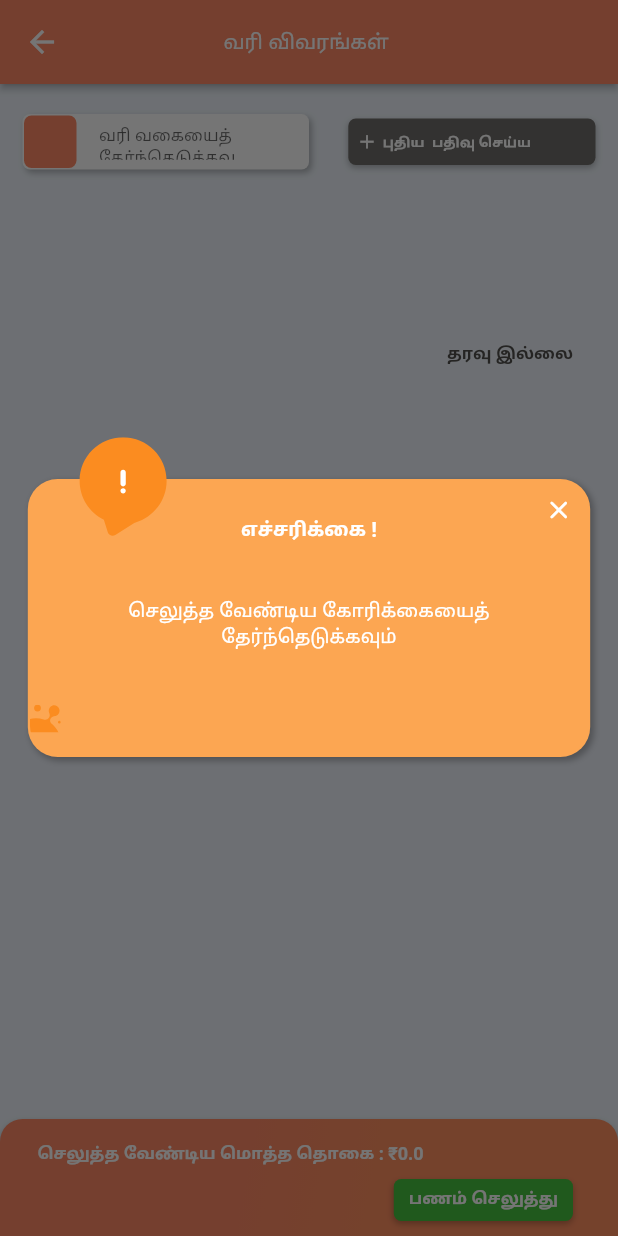
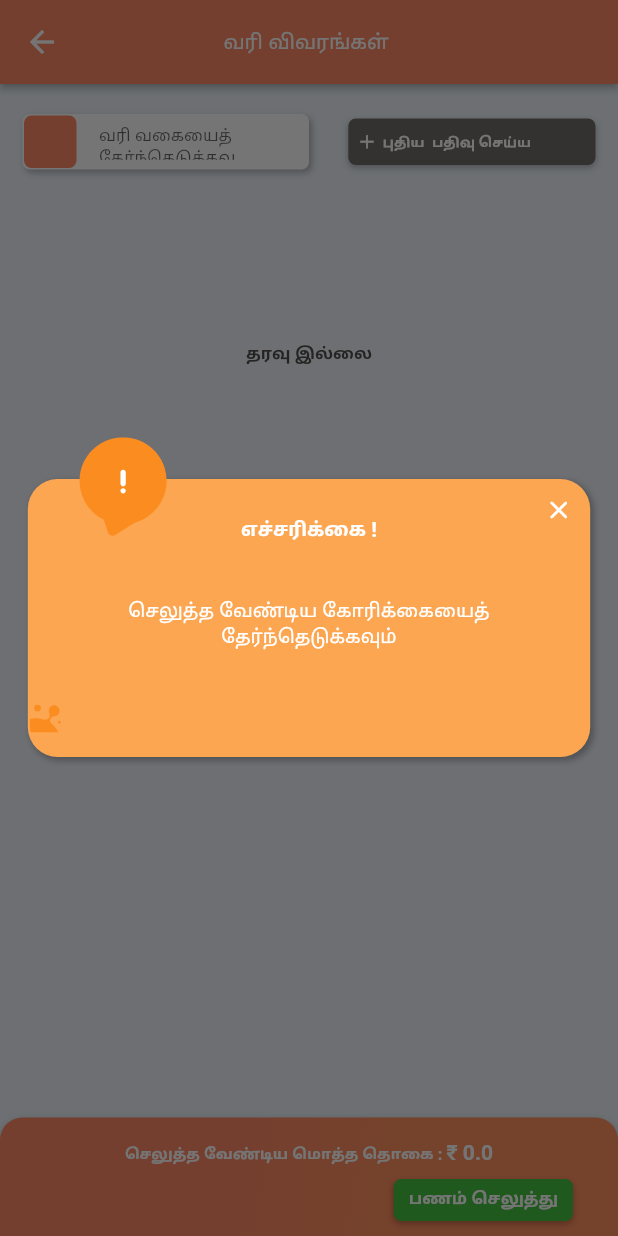
Before and after one commit to TNANDROID/public_vptax, a Flutter app: the TaxCollectionDetailsView screen opened directly with empty values, after a tap on "பணம் செலுத்து", on a phone screen of 412 x 824 dp. Run offline on Flutter 3.47's test engine with Material 2 defaults, Android fonts, the phone set to English and light mode, and no system bars; our stand-ins replace device_info_plus, easy_localization, flutter_form_builder, flutter_staggered_animations, flutter_svg, form_builder_validators and 9 more; missing offline and left inert: dart:ffi, dart_jsonwebtoken, encrypt, responsive_grid_list, syncfusion_flutter_pdfviewer; accounts and stored records are empty; Roboto replaces fonts that are missing (RobotoSlab).

Commit message:
alignment changes

```diff
--- a/lib/Activity/Tax_Collection/taxCollection_details.dart
+++ b/lib/Activity/Tax_Collection/taxCollection_details.dart
@@ -70,6 +70,8 @@ class _TaxCollectionDetailsViewState extends State<TaxCollectionDetailsView> wit
   TextEditingController mobileTextController = TextEditingController();
   TextEditingController emailTextController = TextEditingController();
   final GlobalKey<FormBuilderState> _formKey = GlobalKey<FormBuilderState>();
+  bool _isKeyboardFocused = false;
+
 
   @override
   void initState() {
@@ -196,12 +198,12 @@ class _TaxCollectionDetailsViewState extends State<TaxCollectionDetailsView> wit
                                 ),
                                 Visibility(
                                   visible: mainList.isEmpty,
-                                  child: Container(margin: EdgeInsets.only(top: 100, right: 30), child: UIHelper.titleTextStyle("no_record".tr().toString(), c.grey_9, 12, true, true)),
+                                  child: Center(child: Container(margin: EdgeInsets.only(top: 100), child: UIHelper.titleTextStyle("no_record".tr().toString(), c.grey_9, 12, true, true))),
                                 )
                               ],
                             )),
                       ),
-                      Visibility(visible: islogin != "yes", child: payWidget())
+                      Visibility(visible: islogin != "yes"|| !widget.isHome, child: payWidget())
                     ],
                   ));
             },
@@ -461,7 +463,7 @@ class _TaxCollectionDetailsViewState extends State<TaxCollectionDetailsView> wit
                     height: roundedValueOfHeight * 72,
                     child: ResponsiveGridList(
                         listViewBuilderOptions: ListViewBuilderOptions(physics: NeverScrollableScrollPhysics()),
-                        horizontalGridMargin: 20,
+                        horizontalGridMargin: 15,
                         verticalGridMargin: 0,
                         minItemWidth: Screen.width(context) / 4,
                         children: List.generate(
@@ -549,7 +551,7 @@ class _TaxCollectionDetailsViewState extends State<TaxCollectionDetailsView> wit
                                   children: [
                                     Column(
                                       children: [
-                                        SizedBox(height: 7),
+                                        SizedBox(height: 5),
                                         Container(
                                             padding: EdgeInsets.all(5.0),
                                             decoration: isStatus
@@ -558,13 +560,23 @@ class _TaxCollectionDetailsViewState extends State<TaxCollectionDetailsView> wit
                                             height: 50,
                                             child: Column(
                                               children: [
-                                                UIHelper.titleTextStyle(finYearStr + " ( $durationStr )", isStatus ? c.white : c.grey_8, 10, false, true),
+                                                Expanded(
+                                                  child: Text(
+                                                    finYearStr + " ( $durationStr )",
+                                                    style: TextStyle(
+                                                        fontSize: 10,
+                                                        fontWeight: FontWeight.normal,
+                                                        color: isStatus ? c.white :c.grey_8),
+                                                    overflow: TextOverflow.ellipsis,
+                                                  ),
+                                                ),
+                                                // UIHelper.titleTextStyle(finYearStr + " ( $durationStr )", isStatus ? c.white : c.grey_8, 10, false, true),
                                                 Expanded(
                                                   child: Container(
-                                                      padding: EdgeInsets.all(5.0),
+                                                      padding: EdgeInsets.all(0),
                                                       child: Center(
                                                           child: UIHelper.titleTextStyle("\u{20B9} " + Utils().getDemadAmount(taxData[index], selectedTaxTypeData[key_taxtypeid].toString()),
-                                                              isStatus ? c.white : c.black, 12, false, false))),
+                                                              isStatus ? c.white : c.grey_10, 12, false, false))),
                                                 ),
                                               ],
                                             ))
@@ -707,8 +719,8 @@ class _TaxCollectionDetailsViewState extends State<TaxCollectionDetailsView> wit
         Row(
           mainAxisAlignment: MainAxisAlignment.spaceEvenly,
           children: [
-            UIHelper.titleTextStyle("${'demand'.tr()} : \u{20B9} ${mainList[mainIndex][s.key_tax_total]}", c.black, 11, false, false),
-            UIHelper.titleTextStyle("${'advance'.tr()} : \u{20B9} ${Utils().getTaxAdvance(mainList[mainIndex], selectedTaxTypeData['taxtypeid'].toString())}", c.black, 11, false, false),
+            UIHelper.titleTextStyle("${'demand'.tr()} : \u{20B9} ${mainList[mainIndex][s.key_tax_total]}", c.grey_10, 12, false, false),
+            UIHelper.titleTextStyle("${'advance'.tr()} : \u{20B9} ${Utils().getTaxAdvance(mainList[mainIndex], selectedTaxTypeData['taxtypeid'].toString())}", c.grey_10, 12, false, false),
           ],
         ),
         UIHelper.verticalSpaceSmall,
@@ -896,9 +908,36 @@ class _TaxCollectionDetailsViewState extends State<TaxCollectionDetailsView> wit
           Align(
               alignment: Alignment.centerLeft,
               child: Container(
+                alignment: Alignment.center,
                   margin: EdgeInsets.only(top: 10, left: 20, right: 20),
                   padding: EdgeInsets.all(5),
-                  child: UIHelper.titleTextStyle("${'total_amount_to_pay'.tr()} : \u{20B9}$main_totalAmount", c.white, 12, true, true))),
+                  child: RichText(
+                    textAlign: TextAlign.center,
+                    text: TextSpan(
+                      children: [
+                        TextSpan(
+                          text: "${'total_amount_to_pay'.tr()} : ",
+                          style: TextStyle(
+                              decoration: TextDecoration.none,
+                              color: c.white,
+                              fontSize: 11,
+                              fontWeight:
+                              FontWeight.bold), //<-- SEE HERE
+                        ),
+                        TextSpan(
+                          text: "\u{20B9} $main_totalAmount",
+                          style: TextStyle(
+                              decoration: TextDecoration.none,
+                              color: c.white,
+                              fontSize: 14,
+                              fontWeight:
+                              FontWeight.bold), //<-- SEE HERE
+                        ),
+                      ],
+                    ),
+                  ),
+                  ),),
+                  // child: UIHelper.titleTextStyle("${'total_amount_to_pay'.tr()} : \u{20B9} $main_totalAmount", c.white, 12, true, true))),
           Align(
               alignment: Alignment.centerRight,
               child: InkWell(
@@ -1043,7 +1082,7 @@ class _TaxCollectionDetailsViewState extends State<TaxCollectionDetailsView> wit
         street = (mainList[mainIndex]['doorno'] ?? '') + ", " + (selectedLang == 'en' ? (mainList[mainIndex]["street_name"] ?? '') : (mainList[mainIndex]["street_name"] ?? ''));
         break;
       case '6':
-        street = (mainList[mainIndex][s.key_localbody_name] ?? '') + ", " + (mainList[mainIndex][s.key_bname] ?? '');
+        street = selectedLang == 'en' ? (mainList[mainIndex]["street_name_en"] ?? '') : (mainList[mainIndex]["street_name_ta"] ?? '');
         break;
     }
     return street;
@@ -1081,6 +1120,7 @@ class _TaxCollectionDetailsViewState extends State<TaxCollectionDetailsView> wit
         backgroundColor: c.full_transparent,
         builder: (BuildContext bc) {
           return StatefulBuilder(builder: (BuildContext context, StateSetter mystate) {
+            _isKeyboardFocused = MediaQuery.of(context).viewInsets.bottom > 0;
             return Wrap(
               children: <Widget>[
                 Container(
@@ -1091,12 +1131,12 @@ class _TaxCollectionDetailsViewState extends State<TaxCollectionDetailsView> wit
                         Container(
                             margin: EdgeInsets.only(top: 20, bottom: 10),
                             child: Text(('payment_mode'.tr().toString() + (selectedLang == 'en' ? paymentType[0][key_paymenttype_en] : paymentType[0][key_paymenttype_ta])),
-                                style: TextStyle(fontSize: 13, fontWeight: FontWeight.bold))),
+                                style: TextStyle(fontSize: 14, fontWeight: FontWeight.bold))),
                         Align(
                           alignment: Alignment.centerLeft,
                           child: Container(
                               margin: EdgeInsets.only(top: 5, left: 20, bottom: 5),
-                              child: Text('select_payment_gateway'.tr().toString(), style: TextStyle(fontSize: 12, fontWeight: FontWeight.normal, color: c.black))),
+                              child: Text('select_payment_gateway'.tr().toString(), style: TextStyle(fontSize: 13, fontWeight: FontWeight.normal, color: c.black))),
                         ),
                         Container(
                             child: AnimationLimiter(
@@ -1158,7 +1198,7 @@ class _TaxCollectionDetailsViewState extends State<TaxCollectionDetailsView> wit
                           alignment: Alignment.centerLeft,
                           child: Container(
                               margin: EdgeInsets.only(top: 10, left: 20, bottom: 5),
-                              child: Text('enter_the_details'.tr().toString(), style: TextStyle(fontSize: 12, fontWeight: FontWeight.normal, color: c.black))),
+                              child: Text('enter_the_details'.tr().toString(), style: TextStyle(fontSize: 13, fontWeight: FontWeight.normal, color: c.black))),
                         ),
                         Container(
                           margin: EdgeInsets.fromLTRB(20, 10, 20, 0),
@@ -1214,6 +1254,9 @@ class _TaxCollectionDetailsViewState extends State<TaxCollectionDetailsView> wit
                               ),
                             ),
                           ),
+                        ),
+                        SizedBox(
+                          height: _isKeyboardFocused ? Screen.height(context) * 0.36 : 0,
                         )
                       ],
                     )),
@@ -1225,7 +1268,7 @@ class _TaxCollectionDetailsViewState extends State<TaxCollectionDetailsView> wit
 
   Widget addInputFormControl(String nameField, String hintText, String fieldType) {
     return FormBuilderTextField(
-      style: TextStyle(fontSize: 12.0, fontWeight: FontWeight.w400, color: c.grey_9),
+      style: TextStyle(fontSize: 13.0, fontWeight: FontWeight.w400, color: c.grey_9),
       name: nameField,
       controller: fieldType == key_mobile_number
           ? mobileTextController
@@ -1237,7 +1280,7 @@ class _TaxCollectionDetailsViewState extends State<TaxCollectionDetailsView> wit
       onChanged: (value) {},
       decoration: InputDecoration(
         labelText: hintText,
-        labelStyle: TextStyle(fontSize: 11.0, fontWeight: FontWeight.w600, color: c.grey_7),
+        labelStyle: TextStyle(fontSize: 12.0, fontWeight: FontWeight.w600, color: c.grey_7),
         filled: true,
         fillColor: Colors.white,
         enabledBorder: UIHelper.getInputBorder(1, borderColor: c.grey_7),
```
